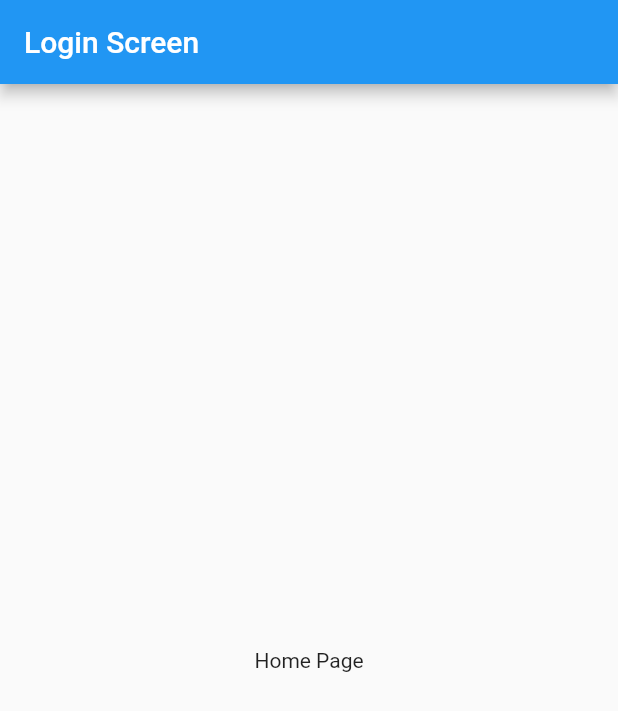
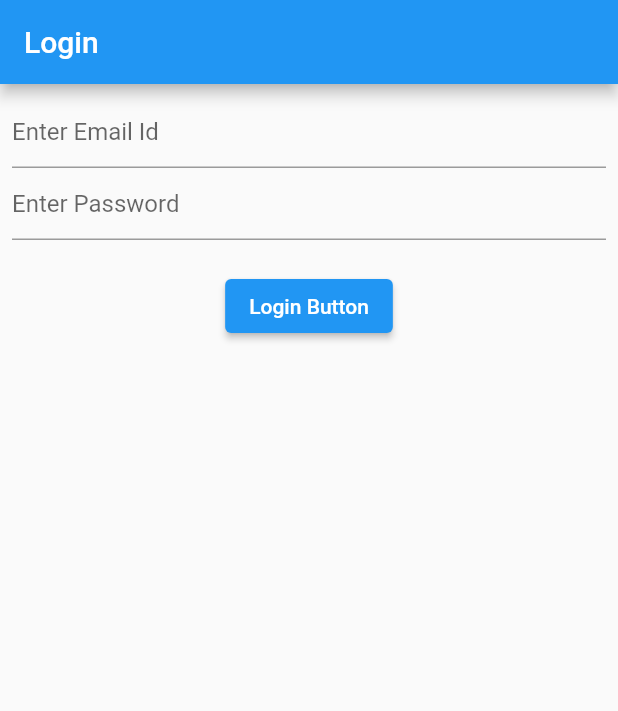
Before and after one commit to md-siam/flutter_tester, a Flutter app: the screen it shows after launch, on a phone screen of 412 x 824 dp. Shown: the top 711 px of the screen. Run offline on Flutter 3.47's test engine with Material 2 defaults, Android fonts, the phone set to English and light mode, and no system bars.

Commit message:
basic of widget testing

```diff
--- a/lib/1_unit_testing/login_screen.dart
+++ b/lib/1_unit_testing/login_screen.dart
@@ -1,13 +1,13 @@
 import 'package:flutter/material.dart';
 
-class LoginScreen extends StatefulWidget {
-  const LoginScreen({Key? key}) : super(key: key);
+class LoginScreenUnitTest extends StatefulWidget {
+  const LoginScreenUnitTest({Key? key}) : super(key: key);
 
   @override
-  State<LoginScreen> createState() => _LoginScreenState();
+  State<LoginScreenUnitTest> createState() => _LoginScreenUnitTestState();
 }
 
-class _LoginScreenState extends State<LoginScreen> {
+class _LoginScreenUnitTestState extends State<LoginScreenUnitTest> {
   @override
   Widget build(BuildContext context) {
     return Scaffold(
--- /dev/null
+++ b/lib/2_widget_testing/login_screen.dart
@@ -0,0 +1,48 @@
+import 'package:flutter/material.dart';
+
+class LoginScreenWidgetTest extends StatefulWidget {
+  const LoginScreenWidgetTest({Key? key}) : super(key: key);
+
+  @override
+  State<LoginScreenWidgetTest> createState() => _LoginScreenWidgetTestState();
+}
+
+class _LoginScreenWidgetTestState extends State<LoginScreenWidgetTest> {
+  final TextEditingController _emailController = TextEditingController();
+  final TextEditingController _passwordController = TextEditingController();
+
+  @override
+  void dispose() {
+    super.dispose();
+    _emailController.dispose();
+  }
+
+  @override
+  Widget build(BuildContext context) {
+    return Scaffold(
+      appBar: AppBar(title: const Text('Login')),
+      body: Padding(
+        padding: const EdgeInsets.all(8.0),
+        child: Column(
+          children: [
+            TextFormField(
+              controller: _emailController,
+              key: const ValueKey('email_id'),
+              decoration: const InputDecoration(hintText: 'Enter Email Id'),
+            ),
+            TextFormField(
+              controller: _passwordController,
+              key: const ValueKey('password'),
+              decoration: const InputDecoration(hintText: 'Enter Password'),
+            ),
+            const SizedBox(height: 20),
+            ElevatedButton(
+              onPressed: () {},
+              child: const Text('Login Button'),
+            ),
+          ],
+        ),
+      ),
+    );
+  }
+}
--- a/lib/main.dart
+++ b/lib/main.dart
@@ -1,7 +1,5 @@
 import 'package:flutter/material.dart';
 import 'package:flutter_tester/routes.dart';
-
-
 
 void main() => runApp(const MyApp());
 
@@ -14,7 +12,8 @@ class MyApp extends StatelessWidget {
       title: 'Flutter Tester',
       debugShowCheckedModeBanner: false,
       theme: ThemeData(primarySwatch: Colors.blue),
-      home: const LoginScreen(),
+      //home: const LoginScreenUnitTest(),
+      home: const LoginScreenWidgetTest(),
     );
   }
 }
--- a/lib/routes.dart
+++ b/lib/routes.dart
@@ -1 +1,2 @@
 export '1_unit_testing/login_screen.dart';
+export '2_widget_testing/login_screen.dart';
```
Also changed, not shown: 3 other files.
